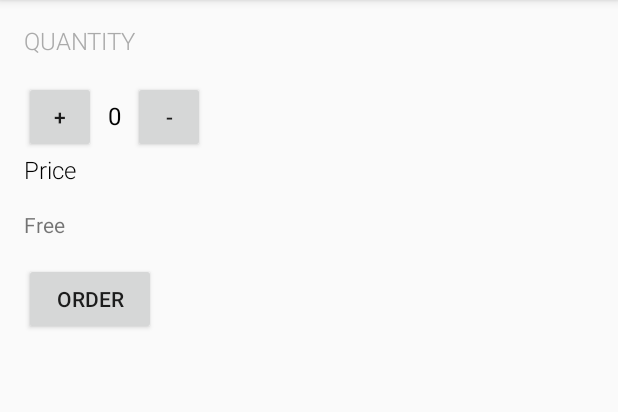
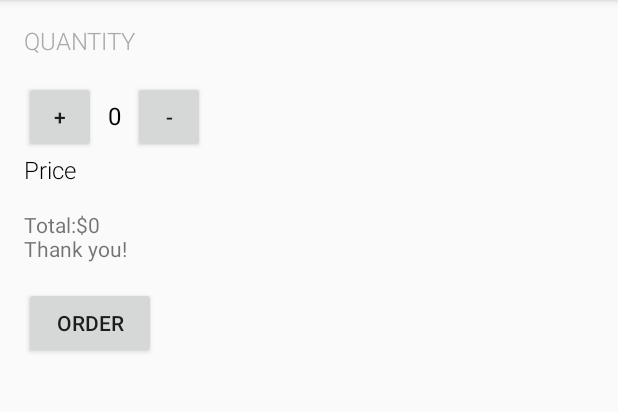
Before and after one commit to Piyush2912/Just-Java, an Android app: the screen it shows after launch (MainActivity), after a tap on "ORDER", on a phone screen of 412 x 824 dp, the part 84-496 px from its top. Run offline under Robolectric (Android 15) with nearby library versions, the phone set to English and light mode, and no system bars.

Commit message:
Added String along with variables

```diff
--- a/app/src/main/java/com/example/justjava/MainActivity.java
+++ b/app/src/main/java/com/example/justjava/MainActivity.java
@@ -25,8 +25,11 @@ public class MainActivity extends AppCompatActivity {
      * This method is called when the order button is clicked.
      */
     public void submitOrder(View view) {
-        String priceMessage = "Free";
+        int price = quantity * 5;
+        String priceMessage = "Total:$"+ price;
+        priceMessage =priceMessage+ "\nThank you!";
         displayMessage(priceMessage);
+
     }
 
     public void Increment(View view){
```
